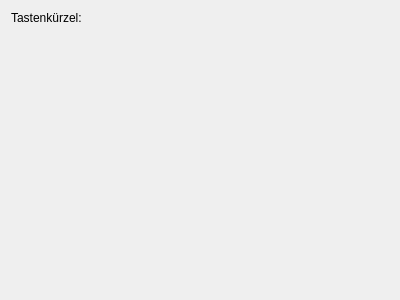
KDE/simon, file plugins/Commands/Shortcut/createshortcutcommandwidget.ui: the form before one commit.
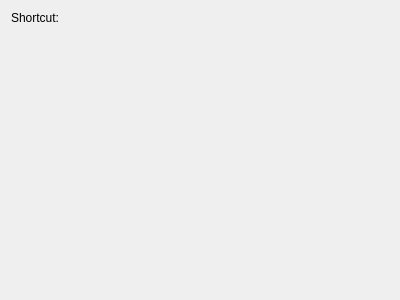
The form after the commit. Custom widgets are drawn as their Qt base class.

Patch:
```diff
--- a/plugins/Commands/Shortcut/createshortcutcommandwidget.ui
+++ b/plugins/Commands/Shortcut/createshortcutcommandwidget.ui
@@ -18,7 +18,7 @@
      <item>
       <widget class="QLabel" name="label_2" >
        <property name="text" >
-        <string>Tastenkürzel:</string>
+        <string>Shortcut:</string>
        </property>
       </widget>
      </item>
```
Left out of the diff: 6 changed lines with no effect on the pictures.
